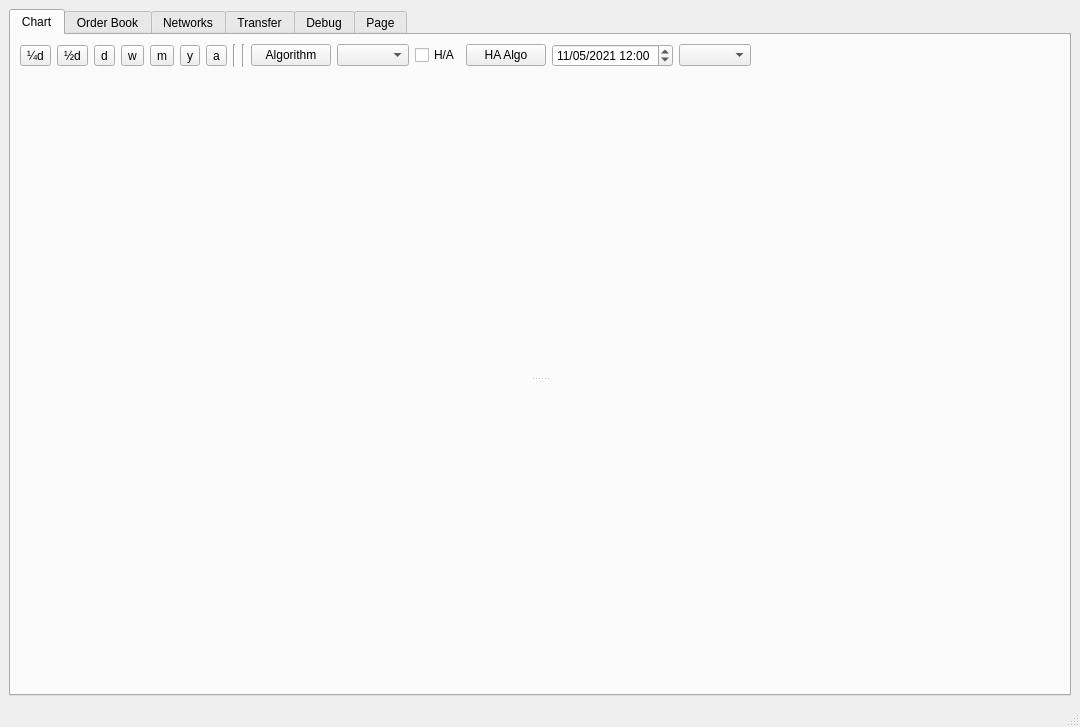
Before: the Qt Designer form src/mainwindow.ui in biddisco/lxqt-build-tools, drawn with Qt 5.
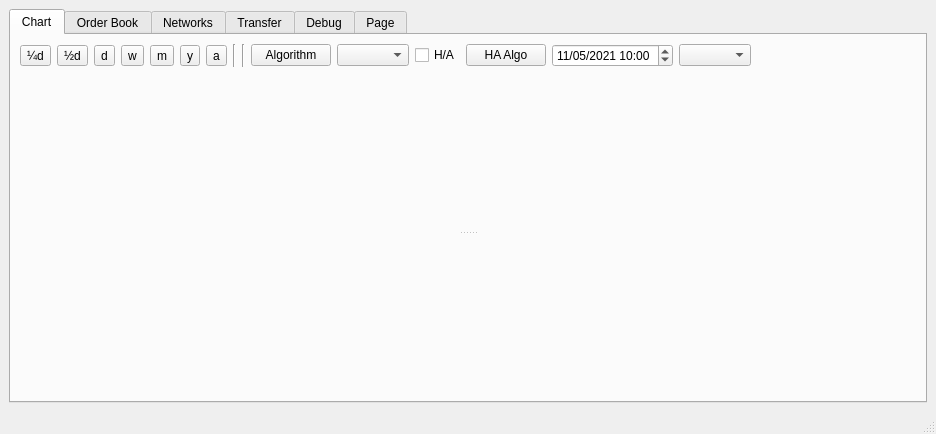
After: the same form once the commit is applied. The open tabs and pages were chosen to show the change.

The edit to the form file:
```diff
--- a/src/mainwindow.ui
+++ b/src/mainwindow.ui
@@ -6,8 +6,8 @@
    <rect>
     <x>0</x>
     <y>0</y>
-    <width>1080</width>
-    <height>727</height>
+    <width>936</width>
+    <height>434</height>
    </rect>
   </property>
   <property name="windowTitle">
@@ -126,7 +126,7 @@
              <widget class="QDateTimeEdit" name="date_init">
               <property name="dateTime">
                <datetime>
-                <hour>12</hour>
+                <hour>10</hour>
                 <minute>0</minute>
                 <second>0</second>
                 <year>2021</year>
@@ -136,7 +136,7 @@
               </property>
               <property name="minimumTime">
                <time>
-                <hour>6</hour>
+                <hour>5</hour>
                 <minute>0</minute>
                 <second>0</second>
                </time>
```
Left out of the diff: 5 changed lines with no effect on the pictures.
